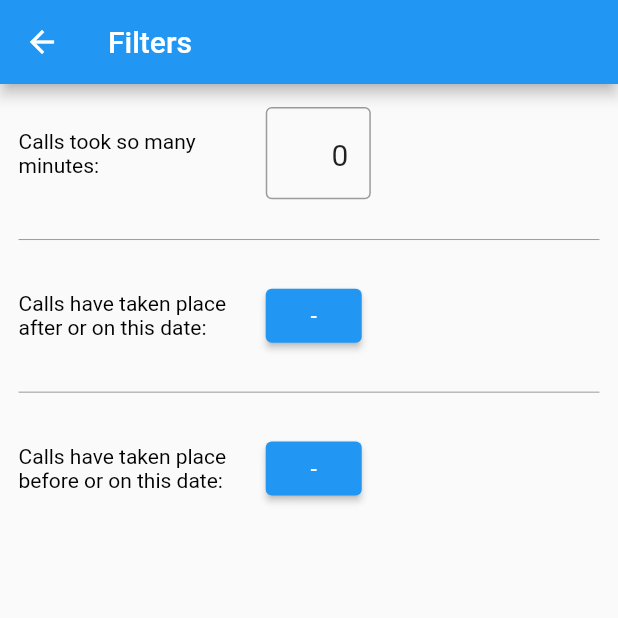
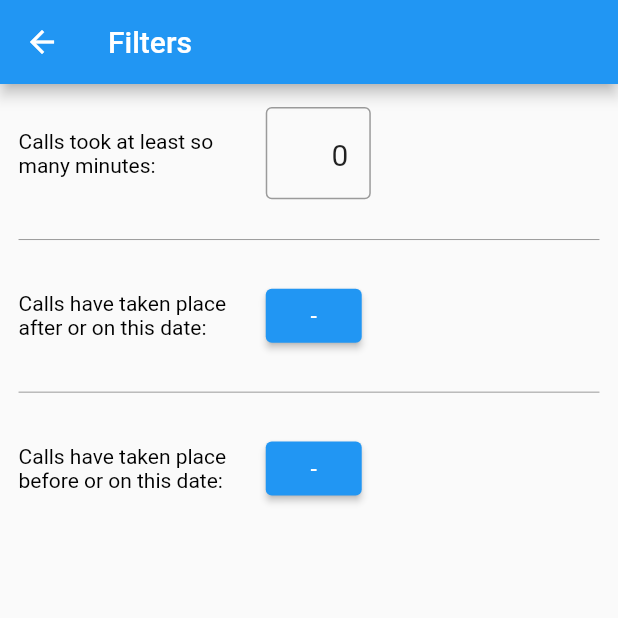
Before and after one commit to Flonator3000/call-history, a Flutter app: the screen it shows after launch, after a tap on the "filter alt" icon, on a phone screen of 412 x 824 dp, the top half of it. Run offline on Flutter 3.47's test engine with Material 2 defaults, Android fonts, the light colour scheme and no system bars; our stand-ins replace fluttertoast, get_it, hive, hive_flutter, injectable; missing offline and left inert: call_log; accounts and stored records are empty; generated files the repository leaves out were written again.

Commit message:
Use CallLog.query method

```diff
--- a/lib/core/l10n/app_en.arb
+++ b/lib/core/l10n/app_en.arb
@@ -1,7 +1,7 @@
 {
-    "minDurationInfoText": "Calls took so many minutes:",
+    "minDurationInfoText": "Calls took at least so many minutes:",
     "@minDurationInfoText":{
-        "description": "Calls took so many minutes:"
+        "description": "Calls took at least so many minutes:"
     },
     "startDateInfoText": "Calls have taken place after or on this date:",
     "@startDateInfoText":{
--- a/lib/screen/logs_screen.dart
+++ b/lib/screen/logs_screen.dart
@@ -49,24 +49,30 @@ class _LogsScreenState extends State<LogsScreen> {
         ),
         child: SizedBox(
           height: mediaQueryUtil.height(0.96),
-          child: FutureBuilder(
-            future: CallLog.get(),
+          child: Consumer<FilterProvider>(
+            builder: (context, filterProvider, _) {
+              return FutureBuilder(
+                future: CallLog.query(
+                  dateFrom: filterProvider.startDate != null ? filterProvider.startDate!.millisecondsSinceEpoch : null,
+                  dateTo: filterProvider.endDate != null ? filterProvider.endDate!.millisecondsSinceEpoch : null,
+                  durationFrom: filterProvider.minDuration * 60,
+                ),
                 builder: (BuildContext context, AsyncSnapshot snapshot) {
                   if (snapshot.hasData) {
-                return Consumer<FilterProvider>(builder: (context, filterProvider, _) {
-                  List<CallLogListRow> callLogListRows = getCallLogListRows(snapshot, filterProvider);
+                    List<CallLogListRow> callLogListRows = _getCallLogListRows(snapshot);
                     return ListView.builder(
                       itemCount: callLogListRows.length,
                       itemBuilder: (context, index) {
                         return callLogListRows[index];
                       },
                     );
-                });
                   } else if (snapshot.hasError) {
                     return Text('Error: ${snapshot.error}');
                   } else {
                     return const CircularProgressIndicator();
                   }
+                },
+              );
             },
           ),
         ),
@@ -74,24 +80,9 @@ class _LogsScreenState extends State<LogsScreen> {
     );
   }
 
-  List<CallLogListRow> getCallLogListRows(AsyncSnapshot snapshot, FilterProvider filterProvider) {
-    List<CallLogEntry> list = snapshot.data.toList();
-
-    return list.where((entry) => (entry.duration! / 60) > filterProvider.minDuration).where((entry) {
-      if (filterProvider.startDate != null) {
-        return entry.timestamp! >= filterProvider.startDate!.millisecondsSinceEpoch;
-      }
-      return true;
-    }).where((entry) {
-      if (filterProvider.endDate != null) {
-        return entry.timestamp! <= filterProvider.endDate!.millisecondsSinceEpoch;
-      }
-      return true;
-    }).map((entry) {
-      return CallLogListRow(
-        callLogEntry: entry,
-      );
-    }).toList();
+  List<CallLogListRow> _getCallLogListRows(AsyncSnapshot snapshot) {
+    List<CallLogEntry> data = snapshot.data.toList();
+    return data.map((entry) => CallLogListRow(callLogEntry: entry)).toList();
   }
 
   List<PopupMenuItem<MenuSections>> _buildMenuSection(AppLocalizations appLocalizations) {
```
Lines whose indentation alone changed are shown as unchanged.
